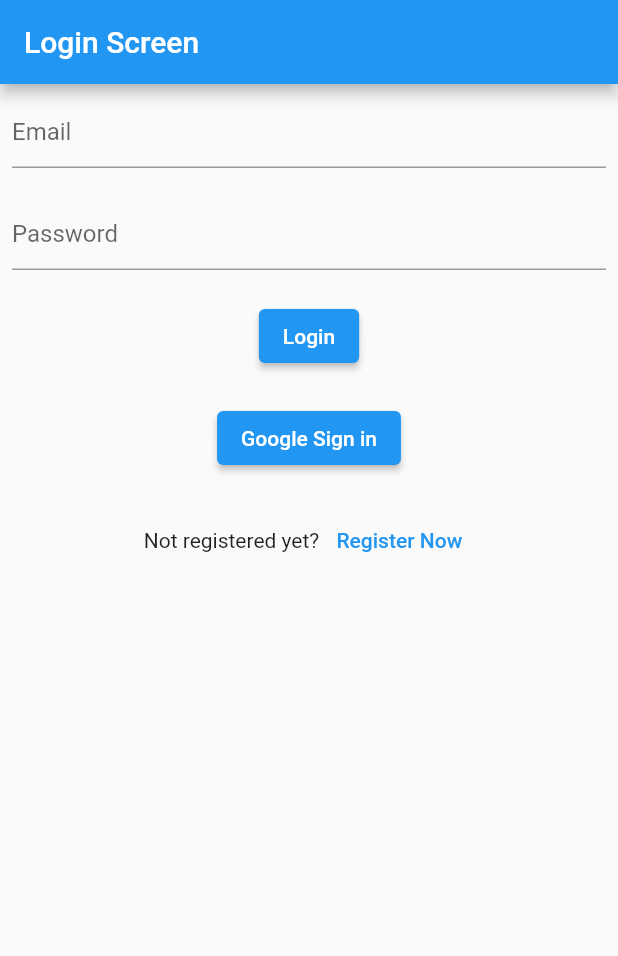
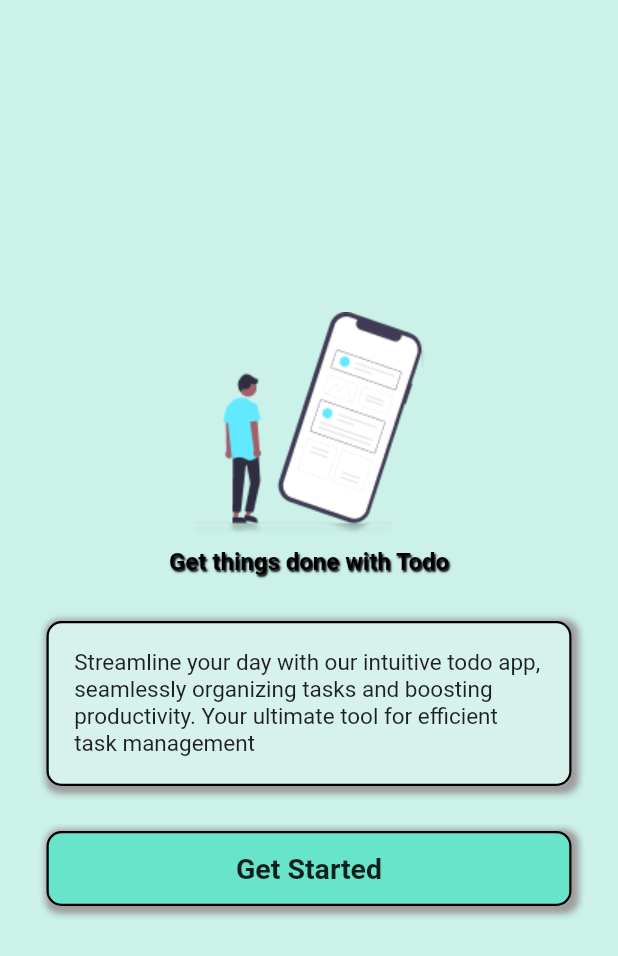
Before and after one commit to atifkhan77/TodoApp, a Flutter app: the screen it shows after launch, on a phone screen of 412 x 824 dp. Shown: the top 956 px of the screen. Run offline on Flutter 3.47's test engine with Material 2 defaults, Android fonts, the phone set to English and light mode, and no system bars; our stand-ins replace cloud_firestore, file_picker, firebase_auth, firebase_core, firebase_storage, fluttertoast and 1 more; missing offline and left inert: ndialog; accounts and stored records are empty.

Commit message:
adding splash screen

```diff
--- a/lib/Screens/signup_screen.dart
+++ b/lib/Screens/signup_screen.dart
@@ -38,7 +38,7 @@
               ),
               TextField(
                 controller: emailController,
-                decoration: InputDecoration(hintText: 'Email'),
+                decoration:const InputDecoration(hintText: 'Email'),
               ),
               const SizedBox(
                 height: 10,
@@ -105,6 +105,7 @@
                       // Store in realtime database (To learn).
 
                       Fluttertoast.showToast(msg: 'Successfully registered');
+                      // ignore: use_build_context_synchronously
                       Navigator.of(context).pushReplacement(
                         MaterialPageRoute(
                           builder: (context) => ToDoScreen(userId: userId),
--- /dev/null
+++ b/lib/Screens/splash.dart
@@ -0,0 +1,114 @@
+import 'package:flutter/material.dart';
+import 'package:todo_app/Screens/login_screen.dart';
+
+class SplashScreen extends StatelessWidget {
+  const SplashScreen({Key? key}) : super(key: key);
+
+  @override
+  Widget build(BuildContext context) {
+    return SafeArea(
+      child: Scaffold(
+        backgroundColor: const Color.fromRGBO(201, 240, 232, 0.973),
+        body: Center(
+          child: Column(
+            children: [
+              const SizedBox(
+                height: 200,
+              ),
+              const Center(
+                child: SizedBox(
+                  height: 165,
+                  width: 195,
+                  child: Image(
+                    image: AssetImage('lib/images/phone.png'),
+                  ),
+                ),
+              ),
+              const Text(
+                'Get things done with Todo',
+                style: TextStyle(
+                    shadows: [
+                      Shadow(
+                        color: Colors.black,
+                        blurRadius: 1.0,
+                        offset: Offset(1.0, 1.0),
+                      )
+                    ],
+                    color: Colors.black,
+                    fontSize: 16,
+                    fontWeight: FontWeight.bold),
+              ),
+              const SizedBox(
+                height: 30,
+              ),
+              Container(
+                padding: const EdgeInsets.all(17),
+                height: 110,
+                width: 350,
+                decoration: BoxDecoration(
+                  color: const Color.fromRGBO(217, 243, 238, 0.973),
+                  border: Border.all(width: 1.5, color: Colors.black),
+                  borderRadius: BorderRadius.circular(10),
+                  boxShadow: const [
+                    BoxShadow(
+                      color: Colors.grey,
+                      blurRadius: 3.0, // soften the shadow
+                      spreadRadius: 3.0, //extend the shadow
+                      offset: Offset(
+                        2.0, // Move to right 5  horizontally
+                        2.0, // Move to bottom 5 Vertically
+                      ),
+                    )
+                  ],
+                ),
+                child: const Text(
+                  'Streamline your day with our intuitive todo app, seamlessly organizing tasks and boosting productivity. Your ultimate tool for efficient task management',
+                  style: TextStyle(fontSize: 15),
+                ),
+              ),
+              const SizedBox(
+                height: 30,
+              ),
+              InkWell(
+                onTap: () {
+                  Navigator.of(context).push(
+                    MaterialPageRoute(
+                      builder: (context) => const LoginScreen(),
+                    ),
+                  );
+                },
+                child: Container(
+                  width: 350,
+                  height: 50,
+                  decoration: BoxDecoration(
+                    color: const Color.fromARGB(248, 102, 230, 204),
+                    border: Border.all(width: 1.5, color: Colors.black),
+                    borderRadius: BorderRadius.circular(10),
+                    boxShadow: const [
+                      BoxShadow(
+                        color: Colors.grey,
+                        blurRadius: 3.0, // soften the shadow
+                        spreadRadius: 3.0, //extend the shadow
+                        offset: Offset(
+                          2.0, // Move to right 5  horizontally
+                          2.0, // Move to bottom 5 Vertically
+                        ),
+                      )
+                    ],
+                  ),
+                  child: const Center(
+                    child: Text(
+                      'Get Started',
+                      style:
+                          TextStyle(fontSize: 19, fontWeight: FontWeight.bold),
+                    ),
+                  ),
+                ),
+              )
+            ],
+          ),
+        ),
+      ),
+    );
+  }
+}
--- a/lib/main.dart
+++ b/lib/main.dart
@@ -1,7 +1,7 @@
 import 'package:firebase_auth/firebase_auth.dart';
 import 'package:flutter/material.dart';
 import 'package:firebase_core/firebase_core.dart';
-import 'package:todo_app/Screens/login_screen.dart';
+import 'package:todo_app/Screens/splash.dart';
 import 'package:todo_app/Screens/todo_screen.dart';
 
 Future<void> main() async {
@@ -28,7 +28,7 @@
               return ToDoScreen(userId: snapshot.data!.uid);
             } else {
               // If user is not logged in, go to LoginScreen
-              return const LoginScreen();
+              return const SplashScreen();
             }
           }
         },
--- a/pubspec.yaml
+++ b/pubspec.yaml
@@ -74,7 +74,8 @@
 
   # To add assets to your application, add an assets section, like this:
   assets:
-    - lib/assets/blank.png
+    - lib/images/shape.png
+    - lib/images/phone.png
 
   #   - images/a_dot_ham.jpeg
 
```
Also changed, not shown: lib/images/blank.png (renamed from lib/assets/blank.png), lib/images/phone.png (added), lib/images/shape.png (added), pubspec.lock.
